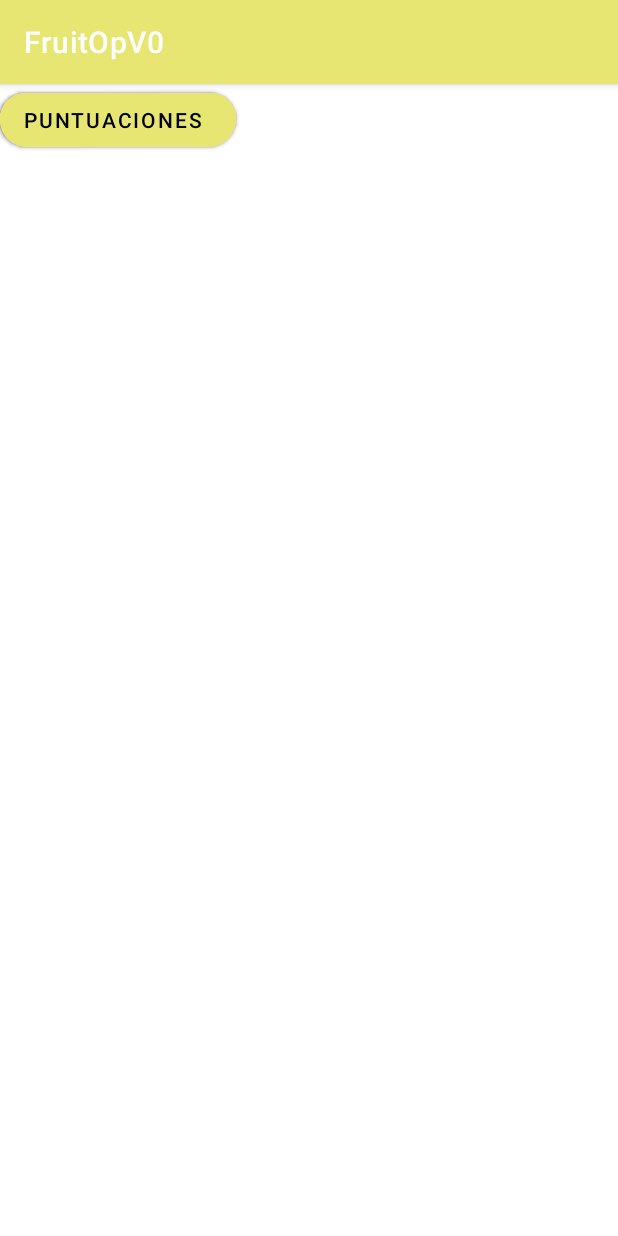
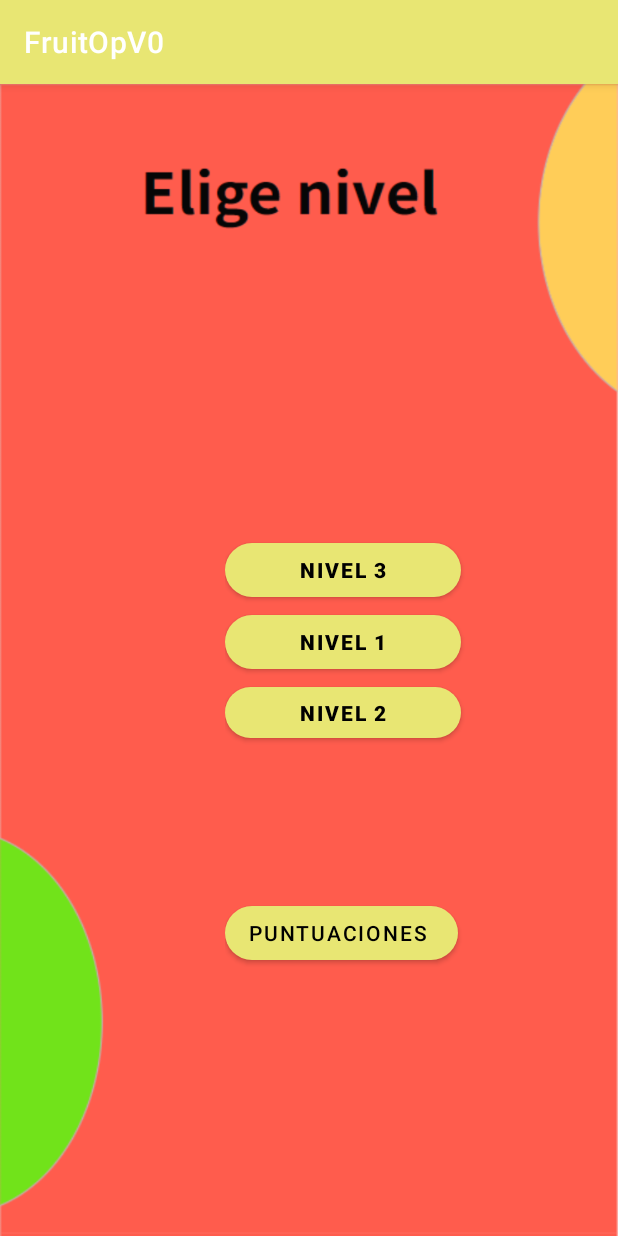
Before and after one commit to Kevin-Mora/FruitOpV0, an Android app: the NivelesActivity screen opened directly, with no data from a screen before it, on a phone screen of 412 x 824 dp. Run offline under Robolectric (Android 15) with nearby library versions, the phone set to English and light mode, and no system bars.

Commit message:
Correcciones de formato

```diff
--- a/app/src/main/java/com/example/fruitopv0/NivelesActivity.kt
+++ b/app/src/main/java/com/example/fruitopv0/NivelesActivity.kt
@@ -18,9 +18,6 @@ class NivelesActivity : AppCompatActivity() {
         // nombreboton.setOnCLickListener{ }) en este caso a la variable intent y nuestro metodo
         // intent que como parametros es this de esta pantalla a, nombre de la otra pantalla
         // por ultimo con startActivity(intent) activamos nuestro intent
-        btn3.setOnClickListener {
-            val intent: Intent = Intent(this, PuntuacionesActivity:: class.java)
-            startActivity(intent )
-        }
+
     }
 }
--- a/app/src/main/res/layout/fragment_main.xml
+++ /dev/null
@@ -1,6 +0,0 @@
-<?xml version="1.0" encoding="utf-8"?>
-<androidx.constraintlayout.widget.ConstraintLayout
-    xmlns:android="http://schemas.android.com/apk/res/android" android:layout_width="match_parent"
-    android:layout_height="match_parent">
-
-</androidx.constraintlayout.widget.ConstraintLayout>
--- a/app/src/main/res/layout/niveles__activity.xml
+++ b/app/src/main/res/layout/niveles__activity.xml
@@ -4,37 +4,47 @@
     xmlns:tools="http://schemas.android.com/tools"
     android:layout_width="match_parent"
     android:layout_height="match_parent"
+    android:background="@drawable/niveles"
     tools:context=".NivelesActivity">
+
+    <LinearLayout
+        android:layout_width="match_parent"
+        android:layout_height="match_parent"
+        android:layout_marginStart="150dp"
+        android:layout_marginTop="300dp"
+        android:orientation="vertical"
+        app:layout_constraintStart_toStartOf="parent"
+        app:layout_constraintTop_toTopOf="parent">
 
         <Button
             android:id="@+id/btn_n3"
             android:layout_width="157dp"
-        android:layout_height="48dp"
+            android:layout_height="wrap_content"
             android:text="NIVEL 3"
             android:textStyle="bold"
-        app:cornerRadius="30dp"
-        tools:layout_editor_absoluteX="127dp"
-        tools:layout_editor_absoluteY="361dp" />
+            app:cornerRadius="30dp" />
 
         <Button
             android:id="@+id/btn_n1"
             android:layout_width="157dp"
-        android:layout_height="45dp"
+            android:layout_height="wrap_content"
             android:text="NIVEL 1"
             android:textStyle="bold"
-        app:cornerRadius="30dp"
-        tools:layout_editor_absoluteX="127dp"
-        tools:layout_editor_absoluteY="229dp" />
+            app:cornerRadius="30dp" />
 
         <Button
             android:id="@+id/btn_n2"
             android:layout_width="157dp"
             android:layout_height="46dp"
+            android:layout_marginStart="0dp"
             android:text="NIVEL 2"
             android:textStyle="bold"
             app:cornerRadius="30dp"
-        tools:layout_editor_absoluteX="127dp"
-        tools:layout_editor_absoluteY="298dp" />
+            app:layout_constraintStart_toStartOf="parent" />
+
+        <Space
+            android:layout_width="match_parent"
+            android:layout_height="100dp" />
 
         <Button
             android:id="@+id/btn_puntuaciones"
@@ -42,7 +52,7 @@
             android:layout_height="wrap_content"
             android:text="Puntuaciones "
             app:cornerRadius="30dp"
-        tools:layout_editor_absoluteX="127dp"
-        tools:layout_editor_absoluteY="532dp"
             tools:textStyle="bold" />
+    </LinearLayout>
+
 </androidx.constraintlayout.widget.ConstraintLayout>
--- a/app/src/main/res/layout/settings_activity.xml
+++ b/app/src/main/res/layout/settings_activity.xml
@@ -1,6 +1,8 @@
 <LinearLayout xmlns:android="http://schemas.android.com/apk/res/android"
     android:layout_width="match_parent"
-    android:layout_height="match_parent">
+    android:layout_height="match_parent"
+    android:background="@drawable/confi"
+    >
 
     <FrameLayout
         android:id="@+id/settings"
```
Also changed, not shown: app/src/main/java/com/example/fruitopv0/MainActivity.kt (+2 -5 lines), app/src/main/java/com/example/fruitopv0/PuntuacionesActivity.kt (deleted, +0 -31 lines), app/src/main/java/com/example/fruitopv0/ui/main/PageViewModel.kt (deleted, +0 -19 lines), app/src/main/java/com/example/fruitopv0/ui/main/PlaceholderFragment.kt (deleted, +0 -59 lines), app/src/main/java/com/example/fruitopv0/ui/main/SectionsPagerAdapter.kt (deleted, +0 -35 lines), app/src/main/res/layout/activity_main.xml (+12 -2 lines), app/src/main/res/layout/fragment_puntuaciones.xml (deleted, +0 -23 lines), app/src/main/res/drawable/confi.PNG (added), app/src/main/res/drawable/main_fondo.PNG (added), app/src/main/res/drawable/niveles.PNG (added). Lines whose indentation alone changed are shown as unchanged.
